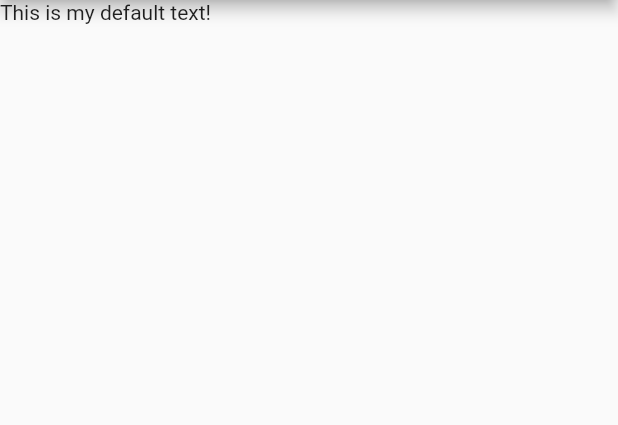
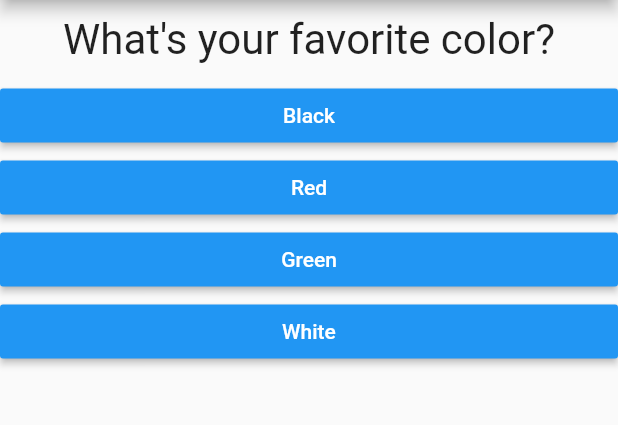
Before and after one commit to EidorianAvi/flutter_practice, a Flutter app: the screen it shows after launch, on a phone screen of 412 x 824 dp, the part 84-509 px from its top. Run offline on Flutter 3.47's test engine with Material 2 defaults, Android fonts, the phone set to English and light mode, and no system bars.

Commit message:
Complete first flutter app

```diff
--- /dev/null
+++ b/lib/answer.dart
@@ -0,0 +1,21 @@
+import 'package:flutter/material.dart';
+
+class Answer extends StatelessWidget {
+  final Function selectHandler;
+  final String answerText;
+
+  Answer(this.selectHandler, this.answerText);
+
+  @override
+  Widget build(BuildContext context) {
+    return Container(
+      width: double.infinity,
+      child: RaisedButton(
+        color: Colors.blue,
+        textColor: Colors.white,
+        child: Text(answerText),
+        onPressed: selectHandler,
+      ),
+    );
+  }
+}
--- a/lib/main.dart
+++ b/lib/main.dart
@@ -1,12 +1,76 @@
 import 'package:flutter/material.dart';
 
+import './quiz.dart';
+import './result.dart';
 // void main() {
 //   runApp(MyApp());
 // }
 
 void main() => runApp(MyApp());
 
-class MyApp extends StatelessWidget {
+class MyApp extends StatefulWidget {
+  @override
+  State<StatefulWidget> createState() {
+    // TODO: implement createState
+    return _MyAppState();
+  }
+}
+
+class _MyAppState extends State<MyApp> {
+  final _questions = const [
+    {
+      'questionText': 'What\'s your favorite color?',
+      'answers': [
+        {'text': 'Black', 'score': 10},
+        {'text': 'Red', 'score': 5},
+        {'text': 'Green', 'score': 3},
+        {'text': 'White', 'score': 1},
+      ]
+    },
+    {
+      'questionText': 'What\'s your favorite animal?',
+      'answers': [
+        {'text': 'Rabbit', 'score': 3},
+        {'text': 'Snake', 'score': 11},
+        {'text': 'Elephant', 'score': 5},
+        {'text': 'Lion', 'score': 9},
+      ]
+    },
+    {
+      'questionText': 'What\'s your favorite Movie?',
+      'answers': [
+        {'text': 'Star Wars', 'score': 10},
+        {'text': 'Lord of the Rings', 'score': 8},
+        {'text': 'The Matrix', 'score': 6},
+        {'text': 'Forest Gump', 'score': 2},
+      ]
+    },
+  ];
+
+  var _questionIndex = 0;
+  var _totalScore = 0;
+
+  void _resetQuiz() {
+    setState(() {
+      _questionIndex = 0;
+      _totalScore = 0;
+    });
+  }
+
+  void _answerQuestion(int score) {
+    _totalScore += score;
+
+    setState(() {
+      _questionIndex = _questionIndex + 1;
+    });
+    print(_questionIndex);
+    if (_questionIndex < _questions.length) {
+      print('We have more questions');
+    } else {
+      print('No more questions!');
+    }
+  }
+
   @override
   Widget build(BuildContext ctx) {
     return MaterialApp(
@@ -14,7 +78,13 @@ class MyApp extends StatelessWidget {
         appBar: AppBar(
           title: Text('My First App'),
         ),
-        body: Text('This is my default text!'),
+        body: _questionIndex < _questions.length
+            ? Quiz(
+                answerQuestion: _answerQuestion,
+                questionIndex: _questionIndex,
+                questions: _questions,
+              )
+            : Result(_totalScore, _resetQuiz,
       ),
     );
   }
--- /dev/null
+++ b/lib/question.dart
@@ -0,0 +1,20 @@
+import 'package:flutter/material.dart';
+
+class Question extends StatelessWidget {
+  final String questionText;
+
+  Question(this.questionText);
+
+  @override
+  Widget build(BuildContext context) {
+    return Container(
+      width: double.infinity,
+      margin: EdgeInsets.all(10),
+      child: Text(
+        questionText,
+        style: TextStyle(fontSize: 28),
+        textAlign: TextAlign.center,
+      ),
+    );
+  }
+}
--- /dev/null
+++ b/lib/quiz.dart
@@ -0,0 +1,29 @@
+import 'package:flutter/material.dart';
+import 'answer.dart';
+import 'question.dart';
+
+class Quiz extends StatelessWidget {
+  final List<Map<String, Object>> questions;
+  final int questionIndex;
+  final Function answerQuestion;
+
+  Quiz(
+      {@required this.questions,
+      @required this.answerQuestion,
+      @required this.questionIndex});
+
+  @override
+  Widget build(BuildContext context) {
+    return Column(
+      children: [
+        Question(
+          questions[questionIndex]['questionText'],
+        ),
+        ...(questions[questionIndex]['answers'] as List<Map<String, Object>>)
+            .map((answer) {
+          return Answer(() => answerQuestion(answer['score']), answer['text']);
+        }).toList()
+      ],
+    );
+  }
+}
```
Also changed, not shown: lib/result.dart (added, +42 -0 lines).
